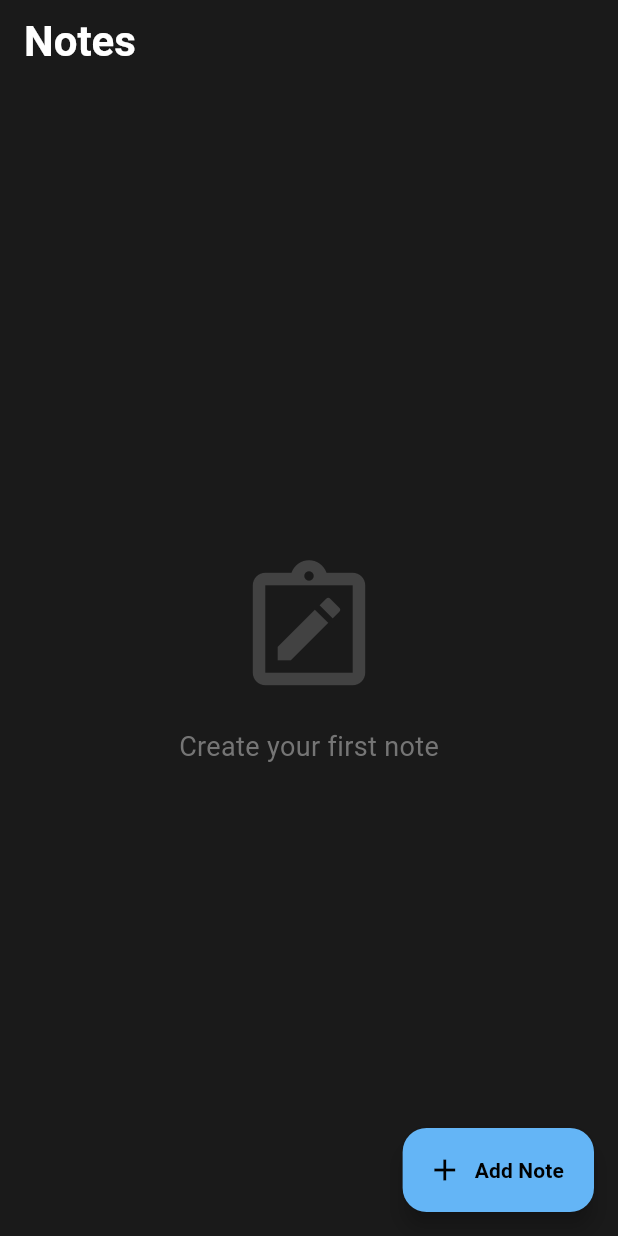
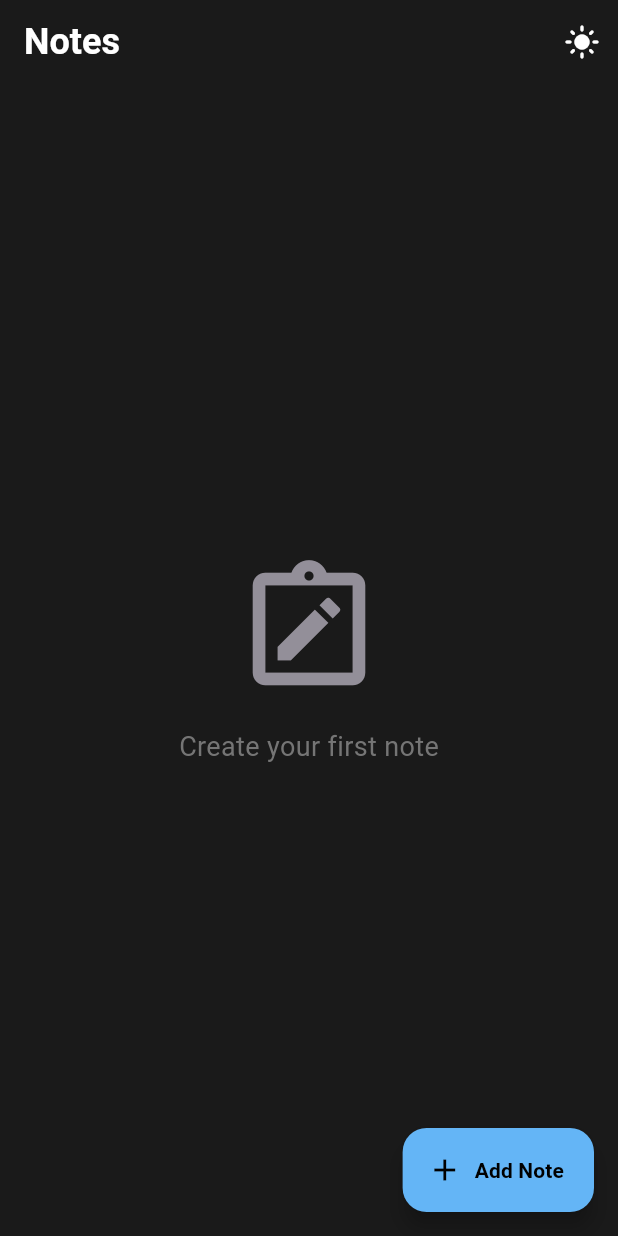
Before and after one commit to Soumen-dev-ux/Notes-App, a Flutter app: the screen it shows after launch, on a phone screen of 412 x 824 dp. Run offline on Flutter 3.47's test engine with Material 3 defaults, Android fonts, the light colour scheme and no system bars; our stand-ins replace shared_preferences, sqflite; accounts and stored records are empty.

Commit message:
Minor update

```diff
--- a/lib/Screens/note_editor_screen.dart
+++ b/lib/Screens/note_editor_screen.dart
@@ -1,6 +1,6 @@
 import 'package:flutter/material.dart';
 import 'package:noteapp/notes_database/notes_database.dart';
-import 'package:intl/intl.dart';
+
 
 class NoteEditorScreen extends StatefulWidget {
   final Map<String, dynamic>? note;
@@ -90,7 +90,7 @@ class _NoteEditorScreenState extends State<NoteEditorScreen> {
                         ),
                         boxShadow: [
                            BoxShadow(
-                             color: Colors.black.withOpacity(0.2),
+                             color: Colors.black.withValues(alpha: 0.2),
                              blurRadius: 4,
                            )
                         ]
--- a/lib/Screens/notes_screen.dart
+++ b/lib/Screens/notes_screen.dart
@@ -2,6 +2,8 @@ import 'package:flutter/material.dart';
 import 'package:noteapp/notes_database/notes_database.dart';
 import 'package:noteapp/Screens/note_editor_screen.dart';
 import 'package:intl/intl.dart';
+import 'package:provider/provider.dart';
+import 'package:noteapp/theme_provider.dart';
 
 class NotesScreen extends StatefulWidget {
   const NotesScreen({super.key});
@@ -41,20 +43,24 @@ class _NotesScreenState extends State<NotesScreen> {
 
   @override
   Widget build(BuildContext context) {
+    final themeProvider = Provider.of<ThemeProvider>(context);
+
     return Scaffold(
-      backgroundColor: const Color(0xFF1A1A1A), // Dark aesthetic background
+      // backgroundColor: handled by Theme
       appBar: AppBar(
-        backgroundColor: Colors.transparent,
-        elevation: 0,
+        // properties handled by Theme
         title: const Text(
           'Notes',
-          style: TextStyle(
-            color: Colors.white,
-            fontSize: 28,
-            fontWeight: FontWeight.w600,
-          ),
         ),
         centerTitle: false,
+        actions: [
+          IconButton(
+            icon: Icon(themeProvider.isDarkMode ? Icons.light_mode : Icons.dark_mode),
+            onPressed: () {
+              themeProvider.toggleTheme();
+            },
+          ),
+        ],
       ),
       body: isLoading
           ? const Center(child: CircularProgressIndicator())
@@ -64,7 +70,7 @@ class _NotesScreenState extends State<NotesScreen> {
                     mainAxisAlignment: MainAxisAlignment.center,
                     children: [
                       Icon(Icons.note_alt_outlined,
-                          size: 100, color: Colors.grey[800]),
+                          size: 100, color: Theme.of(context).dividerColor),
                       const SizedBox(height: 16),
                       Text(
                         'Create your first note',
@@ -79,9 +85,14 @@ class _NotesScreenState extends State<NotesScreen> {
                   itemCount: notes.length,
                   itemBuilder: (context, index) {
                     final note = notes[index];
-                    final color = note['color'] != null && note['color'] != 0
+                    final noteColor = note['color'] != null && note['color'] != 0
                         ? Color(note['color'])
                         : const Color(0xFF333333);
+
+                    // Determine text color based on note brightness
+                    final isNoteDark = ThemeData.estimateBrightnessForColor(noteColor) == Brightness.dark;
+                    final textColor = isNoteDark ? Colors.white : Colors.black;
+                    final secondaryTextColor = isNoteDark ? Colors.white70 : Colors.black54;
 
                     return Dismissible(
                       key: Key(note['id'].toString()),
@@ -98,17 +109,18 @@ class _NotesScreenState extends State<NotesScreen> {
                       direction: DismissDirection.endToStart,
                       onDismissed: (direction) async {
                         await NotesDatabase.instance.deleteNote(note['id']);
+                        if (!mounted) return;
                         // Remove item from list immediately to avoid jitter before refresh
                         setState(() {
                           notes.removeAt(index);
                         });
-                        ScaffoldMessenger.of(context).showSnackBar(
+                        ScaffoldMessenger.of(this.context).showSnackBar(
                           const SnackBar(content: Text('Note deleted')),
                         );
                         refreshNotes(); // Ensure sync
                       },
                       child: Card(
-                        color: color,
+                        color: noteColor,
                         margin: const EdgeInsets.only(bottom: 12),
                         shape: RoundedRectangleBorder(
                           borderRadius: BorderRadius.circular(16),
@@ -135,8 +147,8 @@ class _NotesScreenState extends State<NotesScreen> {
                                     Expanded(
                                       child: Text(
                                         note['title'],
-                                        style: const TextStyle(
-                                          color: Colors.white,
+                                        style: TextStyle(
+                                          color: textColor,
                                           fontSize: 20,
                                           fontWeight: FontWeight.bold,
                                         ),
@@ -152,8 +164,8 @@ class _NotesScreenState extends State<NotesScreen> {
                                 const SizedBox(height: 8),
                                 Text(
                                   note['description'],
-                                  style: const TextStyle(
-                                      color: Colors.white70, fontSize: 16),
+                                  style: TextStyle(
+                                      color: secondaryTextColor, fontSize: 16),
                                   maxLines: 3,
                                   overflow: TextOverflow.ellipsis,
                                 ),
@@ -161,7 +173,7 @@ class _NotesScreenState extends State<NotesScreen> {
                                 Text(
                                   _formatDate(note['date']),
                                   style: TextStyle(
-                                    color: Colors.white.withOpacity(0.5),
+                                    color: secondaryTextColor.withValues(alpha: 0.5),
                                     fontSize: 12,
                                   ),
                                 ),
--- a/lib/main.dart
+++ b/lib/main.dart
@@ -2,12 +2,21 @@
 
 
 
-import 'package:flutter/cupertino.dart';
+
 import 'package:flutter/material.dart';
 import 'package:noteapp/Screens/notes_screen.dart';
 
-void main(){
-  runApp(const NotesApp());
+import 'package:provider/provider.dart';
+import 'package:noteapp/theme_provider.dart';
+
+void main() async {
+  WidgetsFlutterBinding.ensureInitialized();
+  runApp(
+    ChangeNotifierProvider(
+      create: (context) => ThemeProvider(),
+      child: const NotesApp(),
+    ),
+  );
 }
 
 class NotesApp extends StatelessWidget {
@@ -15,15 +24,37 @@ class NotesApp extends StatelessWidget {
 
   @override
   Widget build(BuildContext context) {
+    final themeProvider = Provider.of<ThemeProvider>(context);
+
     return MaterialApp(
       debugShowCheckedModeBanner: false,
       title: 'Notes App',
-      theme: ThemeData.dark().copyWith(
+      themeMode: themeProvider.themeMode,
+      theme: ThemeData.light().copyWith(
+        scaffoldBackgroundColor: Colors.white,
+        primaryColor: const Color(0xFF64B5F6),
+        colorScheme: const ColorScheme.light().copyWith(
+            secondary: const Color(0xFF64B5F6),
+        ),
+        appBarTheme: const AppBarTheme(
+            backgroundColor: Colors.transparent,
+            elevation: 0,
+            iconTheme: IconThemeData(color: Colors.black),
+            titleTextStyle: TextStyle(color: Colors.black, fontSize: 24, fontWeight: FontWeight.bold)
+        )
+      ),
+      darkTheme: ThemeData.dark().copyWith(
         scaffoldBackgroundColor: const Color(0xFF1A1A1A),
         primaryColor: const Color(0xFF64B5F6),
         colorScheme: const ColorScheme.dark().copyWith(
           secondary: const Color(0xFF64B5F6),
         ),
+         appBarTheme: const AppBarTheme(
+            backgroundColor: Colors.transparent,
+            elevation: 0,
+            iconTheme: IconThemeData(color: Colors.white),
+            titleTextStyle: TextStyle(color: Colors.white, fontSize: 24, fontWeight: FontWeight.bold)
+        )
       ),
       home: const NotesScreen(),
     );
--- /dev/null
+++ b/lib/theme_provider.dart
@@ -0,0 +1,28 @@
+import 'package:flutter/material.dart';
+import 'package:shared_preferences/shared_preferences.dart';
+
+class ThemeProvider extends ChangeNotifier {
+  ThemeMode _themeMode = ThemeMode.dark;
+
+  ThemeMode get themeMode => _themeMode;
+
+  bool get isDarkMode => _themeMode == ThemeMode.dark;
+
+  ThemeProvider() {
+    _loadTheme();
+  }
+
+  void _loadTheme() async {
+    final prefs = await SharedPreferences.getInstance();
+    final isDark = prefs.getBool('isDarkMode') ?? true;
+    _themeMode = isDark ? ThemeMode.dark : ThemeMode.light;
+    notifyListeners();
+  }
+
+  void toggleTheme() async {
+    _themeMode = _themeMode == ThemeMode.dark ? ThemeMode.light : ThemeMode.dark;
+    notifyListeners();
+    final prefs = await SharedPreferences.getInstance();
+    await prefs.setBool('isDarkMode', _themeMode == ThemeMode.dark);
+  }
+}
--- a/pubspec.yaml
+++ b/pubspec.yaml
@@ -38,6 +38,8 @@ dependencies:
   sqflite: ^2.4.2
   intl: ^0.20.2
   path: ^1.9.1
+  provider: ^6.1.2
+  shared_preferences: ^2.2.2
 
 dev_dependencies:
   flutter_test:
```
Also changed, not shown: pubspec.lock, 2 other files.
